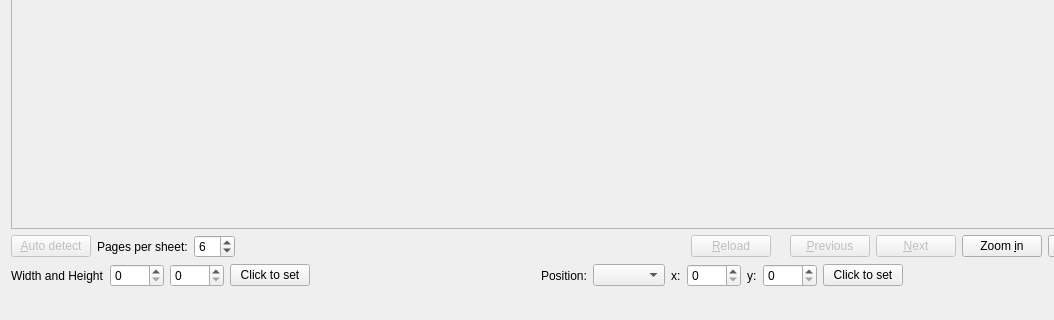
Old version of the form pdfhandoutcrop/mainwindow.ui in the repository cges30901/pdfhandoutcrop; both pictures show x 0 to 1054 and y 179 to 499 of the 1139 by 499 pixel window.
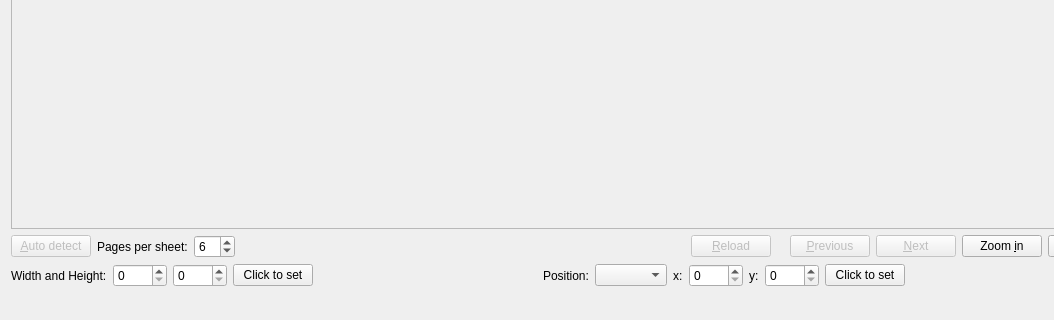
New version of the form.

Commit message: change text of labelWidthHeight

The edit to the form file:
```diff
--- a/pdfhandoutcrop/mainwindow.ui
+++ b/pdfhandoutcrop/mainwindow.ui
@@ -165,7 +165,7 @@
       <item>
        <widget class="QLabel" name="labelWidthHeight">
         <property name="text">
-         <string>Width and Height</string>
+         <string>Width and Height:</string>
         </property>
        </widget>
       </item>
```
The commit also changes 3 other files.
